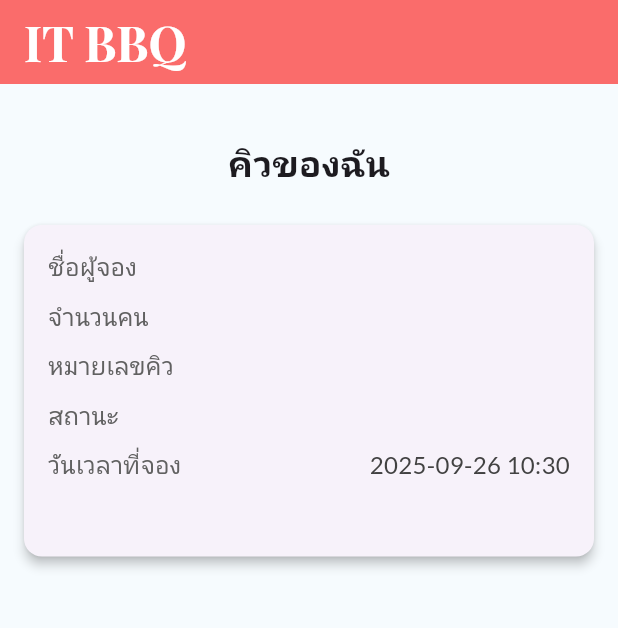
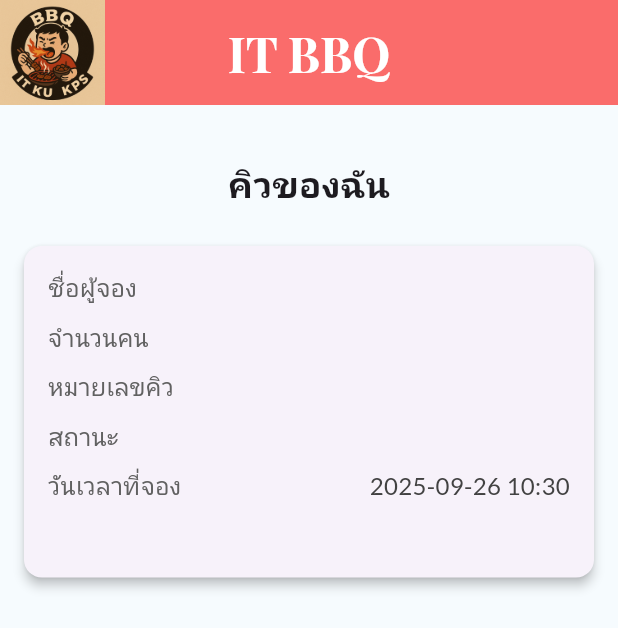
Before and after one commit to chaichan05/PROJECT, a Flutter app: the QueuePage screen opened directly with empty values, on a phone screen of 412 x 824 dp. Shown: the top 628 px of the screen. Run offline on Flutter 3.47's test engine with Material 3 defaults, Android fonts, the phone set to English and light mode, and no system bars; our stand-ins replace cloud_firestore, firebase_auth, firebase_core, google_fonts; accounts and stored records are empty.

Commit message:
26092025

```diff
--- a/project/lib/queue.dart
+++ b/project/lib/queue.dart
@@ -13,6 +13,12 @@ class QueuePage extends StatelessWidget {
 
     return Scaffold(
        appBar: AppBar(
+          flexibleSpace: const Image(
+            image: AssetImage('assets/bbq.png'),
+            alignment: Alignment.centerLeft,
+          ),
+          toolbarHeight: 70,
+          centerTitle: true,
           title: Text(
             'IT BBQ',
             style: GoogleFonts.playfairDisplay(
@@ -20,10 +26,12 @@ class QueuePage extends StatelessWidget {
               fontWeight: FontWeight.bold,
               fontSize: 32,
             ),
+            textAlign: TextAlign.right,
           ),
           backgroundColor: const Color(0xFFFA6C6B),
            automaticallyImplyLeading: false, // ไม่ให้แสดงปุ่ม back
         ),
+
       body: StreamBuilder<DocumentSnapshot<Map<String, dynamic>>>(
         stream: docRef.snapshots(),
         builder: (context, snapshot) {
@@ -38,7 +46,8 @@ class QueuePage extends StatelessWidget {
           final name = data['username']?.toString() ?? '-';
           final people = data['people']?.toString() ?? '-';
           final queue = data['queteue']?.toString() ?? '-';
-          final status = data['status'] ?? 'รอต่อไป';  // ใช้ 'status' สำหรับการตรวจสอบ
+          final status =
+              data['status'] ?? 'รอต่อไป'; // ใช้ 'status' สำหรับการตรวจสอบ
           final timestamp = data['timestamp'];
 
           String timestampText = '-';
@@ -130,17 +139,14 @@ class QueuePage extends StatelessWidget {
           actions: <Widget>[
             TextButton(
               onPressed: () {
+                Future.delayed(const Duration(seconds: 2), () {
                   Navigator.push(
                     context,
-                    MaterialPageRoute(
-                      builder: (context) => const MenuPage(),
-                    ),
+                    MaterialPageRoute(builder: (context) => const MenuPage()),
                   );
+                }); // ปิด Dialog
               },
-                child: const Text(
-                  'ลูกค้า',
-                  style: TextStyle(color: Colors.black),
-                ),
+              child: const Text('ตกลง', style: TextStyle(color: Colors.black)),
             ),
           ],
         );
```
Lines whose indentation alone changed are shown as unchanged.
